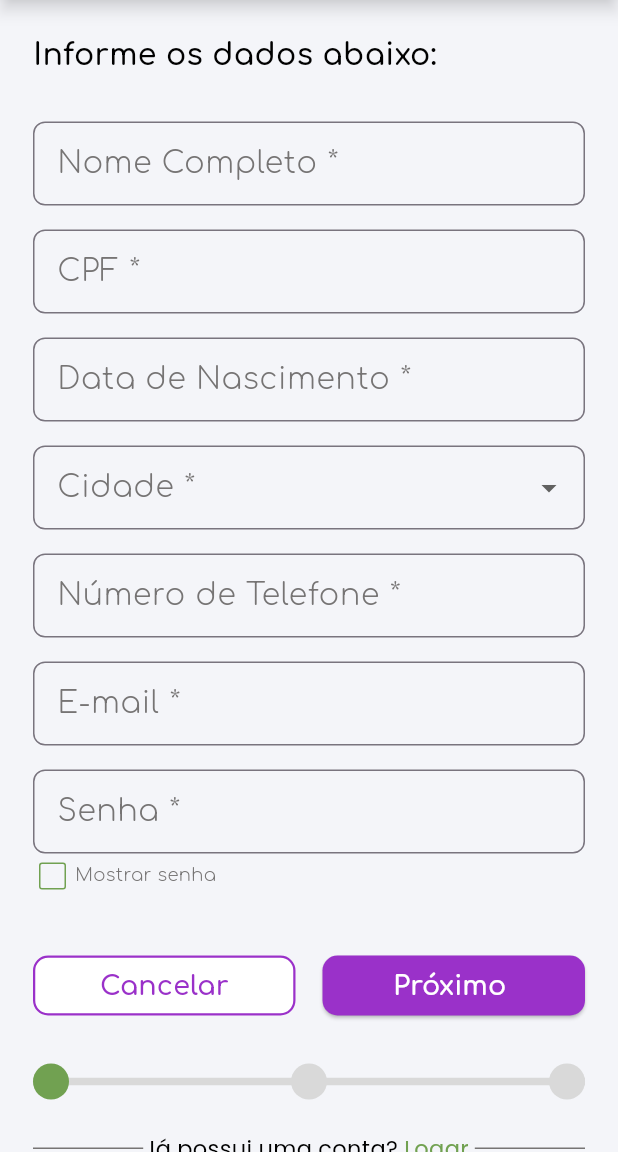
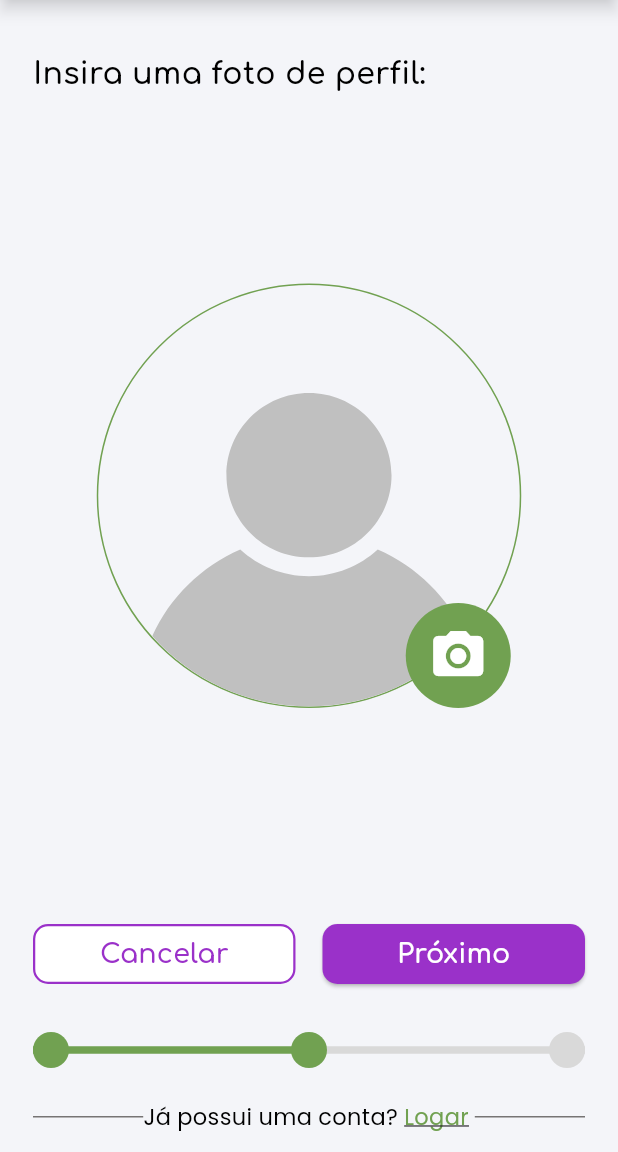
Before and after one commit to adr0ude/Ibie, a Flutter app: the screen it shows after launch, on a phone screen of 412 x 824 dp, the part 84-1236 px from its top. Run offline on Flutter 3.47's test engine with Material 3 defaults, Android fonts, the light colour scheme and no system bars; our stand-ins replace flutter_svg.

Commit message:
Atualização de Widgets e Cadastro

```diff
--- a/lib/main.dart
+++ b/lib/main.dart
@@ -1,5 +1,5 @@
 import 'package:flutter/material.dart';
-import 'package:projetoteste/pages/cadastroContas.dart';
+import 'package:projetoteste/pages/cadastrarFoto.dart';
 
 void main() {
   runApp(const MyApp());
@@ -12,7 +12,7 @@ class MyApp extends StatelessWidget {
   Widget build(BuildContext context) {
     return MaterialApp(
       debugShowCheckedModeBanner: false,
-      home: CadastroContaCliente(),
+      home: CadastrarFoto(),
     );
   }
 }
--- /dev/null
+++ b/lib/pages/cadastrarFoto.dart
@@ -0,0 +1,146 @@
+import 'package:flutter/material.dart';
+import 'package:flutter_svg/flutter_svg.dart';
+import 'package:projetoteste/widgets/barraApp.dart';
+import 'package:projetoteste/widgets/botaoBranco.dart';
+import 'package:projetoteste/widgets/botaoRoxo.dart';
+import 'package:projetoteste/widgets/loginPrompt.dart';
+
+class CadastrarFoto extends StatefulWidget {
+  const CadastrarFoto({super.key});
+
+  @override
+  State<CadastrarFoto> createState() => _CadastrarFotoState();
+}
+
+class _CadastrarFotoState extends State<CadastrarFoto> {
+  @override
+  Widget build(BuildContext context) {
+    return Scaffold(
+      backgroundColor: Color(0xFFF4F5F9),
+      appBar: const CustomAppBar(title: 'Cadastro de Conta'),
+
+      body: Padding(
+        padding: EdgeInsets.symmetric(horizontal: 22),
+        child: Column(
+          crossAxisAlignment: CrossAxisAlignment.start,
+          children: [
+            SizedBox(height: 35),
+            Text(
+              'Insira uma foto de perfil:',
+              style: TextStyle(
+                fontFamily: 'Comfortaa',
+                fontSize: 20,
+                fontWeight: FontWeight.w600,
+                color: Colors.black,
+              ),
+            ),
+
+            SizedBox(height: 125),
+            Center(
+              child: Stack(
+                alignment: Alignment.bottomRight,
+                children: [
+                  Container(
+                    width: 283,
+                    height: 283,
+                    alignment: Alignment.bottomCenter,
+                    decoration: BoxDecoration(
+                      shape: BoxShape.circle,
+                      border: Border.all(color: Color(0xFF71A151)),
+                    ),
+                    child: SvgPicture.asset(
+                      'assets/perfil.svg',
+                      fit: BoxFit.cover,
+                    ),
+                  ),
+                  Positioned(
+                    right: 7,
+                    child: GestureDetector(
+                      onTap: () {},
+                      child: Container(
+                        width: 70,
+                        height: 70,
+                        decoration: const BoxDecoration(
+                          shape: BoxShape.circle,
+                          color: Color(0xFF71A151),
+                        ),
+                        padding: const EdgeInsets.all(8),
+                        child: const Icon(
+                          Icons.camera_alt,
+                          color: Colors.white,
+                          size: 40,
+                        ),
+                      ),
+                    ),
+                  ),
+                ],
+              ),
+            ),
+
+            SizedBox(height: 140),
+            Row(
+              mainAxisAlignment: MainAxisAlignment.spaceBetween,
+              children: [
+                CustomWhiteButton(label: 'Cancelar', onPressed: () {}),
+                CustomPurpleButton(label: 'Próximo', onPressed: () {}),
+              ],
+            ),
+
+            SizedBox(height: 28),
+            Stack(
+              alignment: Alignment.centerLeft,
+              children: [
+                Positioned.fill(
+                  child: Center(
+                    child: SizedBox(
+                      height: 5,
+                      width: double.infinity,
+                      child: Row(
+                        children: [
+                          Expanded(child: Container(color: Color(0xFF71A151))),
+                          Expanded(child: Container(color: Color(0xFFD9D9D9))),
+                        ],
+                      ),
+                    ),
+                  ),
+                ),
+                Row(
+                  mainAxisAlignment: MainAxisAlignment.spaceBetween,
+                  children: [
+                    Container(
+                      width: 24,
+                      height: 24,
+                      decoration: const BoxDecoration(
+                        shape: BoxShape.circle,
+                        color: Color(0xFF71A151),
+                      ),
+                    ),
+                    Container(
+                      width: 24,
+                      height: 24,
+                      decoration: BoxDecoration(
+                        shape: BoxShape.circle,
+                        color: Color(0xFF71A151),
+                      ),
+                    ),
+                    Container(
+                      width: 24,
+                      height: 24,
+                      decoration: BoxDecoration(
+                        shape: BoxShape.circle,
+                        color: Color(0xFFD9D9D9),
+                      ),
+                    ),
+                  ],
+                ),
+              ],
+            ),
+
+            SizedBox(height: 18),
+            LoginPrompt(onLoginTap: () {}),
+          ],
+        ),
+      ),
+    );
+  }
+}
--- a/lib/pages/cadastroContas.dart
+++ b/lib/pages/cadastroConta.dart
@@ -1,4 +1,5 @@
 import 'package:flutter/material.dart';
+import 'package:projetoteste/widgets/loginPrompt.dart';
 
 class CadastroContaCliente extends StatefulWidget {
   const CadastroContaCliente({super.key});
@@ -42,7 +43,7 @@ class _CadastroContaClienteState extends State<CadastroContaCliente> {
         centerTitle: true,
       ),
 
-      body: SingleChildScrollView(
+      body: Padding(
         padding: EdgeInsets.all(22),
         child: Form(
           key: _formKey,
@@ -214,49 +215,11 @@ class _CadastroContaClienteState extends State<CadastroContaCliente> {
                   ),
                 ],
               ),
+
               SizedBox(height: 18),
-              Padding(
-                padding: const EdgeInsets.symmetric(horizontal: 0),
-                child: Row(
-                  children: [
-                    Expanded(
-                      child: Divider(color: Color(0xFF767474), thickness: 1),
-                    ),
-                    Text(
-                      'Já possui uma conta?',
-                      style: TextStyle(
-                        fontFamily: 'Poppins',
-                        fontSize: 15,
-                        fontWeight: FontWeight.w400,
-                        color: Color.fromARGB(255, 0, 0, 0),
-                        wordSpacing: -0.3,
-                      ),
-                    ),
-                    Material(
-                      color: Colors.transparent,
-                      child: InkWell(
-                        onTap: () {},
-                        child: Padding(
-                          padding: EdgeInsetsGeometry.all(4),
-                          child: Text(
-                            'Logar',
-                            style: TextStyle(
-                              fontFamily: 'Poppins',
-                              fontSize: 15,
-                              fontWeight: FontWeight.w400,
-                              color: Color(0xFF71A151),
-                              decoration: TextDecoration.underline,
-                            ),
-                          ),
-                        ),
-                      ),
-                    ),
-                    Expanded(
-                      child: Divider(color: Color(0xFF767474), thickness: 1),
-                    ),
-                  ],
+              LoginPrompt(
+                onLoginTap: (){}
                 ),
-              ),
             ],
           ),
         ),
--- a/lib/pages/entrarConta.dart
+++ b/lib/pages/entrarConta.dart
@@ -30,6 +30,7 @@ class _LoginContaState extends State<LoginConta> {
         leading: IconButton(icon: Icon(Icons.arrow_back), onPressed: () {}),
         centerTitle: true,
       ),
+
       body: SingleChildScrollView(
         padding: EdgeInsets.symmetric(horizontal: 20),
         child:Column(
--- /dev/null
+++ b/lib/widgets/barraApp.dart
@@ -0,0 +1,37 @@
+import 'package:flutter/material.dart';
+
+class CustomAppBar extends StatelessWidget implements PreferredSizeWidget {
+  final String title;
+  final VoidCallback? onBack;
+
+  const CustomAppBar({
+    super.key,
+    required this.title,
+    this.onBack,
+  });
+
+  @override
+  Widget build(BuildContext context) {
+    return AppBar(
+      title: Text(
+        title,
+        style: const TextStyle(
+          fontFamily: 'Comfortaa',
+          fontSize: 20,
+          fontWeight: FontWeight.w600,
+          color: Colors.black,
+        ),
+      ),
+      elevation: 4.0,
+      shadowColor: const Color.fromARGB(150, 0, 0, 0),
+      leading: IconButton(
+        icon: const Icon(Icons.arrow_back),
+        onPressed: onBack ?? () => Navigator.of(context).pop(),
+      ),
+      centerTitle: true,
+    );
+  }
+
+  @override
+  Size get preferredSize => const Size.fromHeight(kToolbarHeight);
+}
--- /dev/null
+++ b/lib/widgets/botaoBranco.dart
@@ -0,0 +1,37 @@
+import 'package:flutter/material.dart';
+
+class CustomWhiteButton extends StatelessWidget {
+  final String label;
+  final VoidCallback onPressed;
+  final Size? minimumSize;
+
+  const CustomWhiteButton({super.key,
+  required this.label,
+  required this.onPressed,
+  this.minimumSize,});
+
+  @override
+  Widget build(BuildContext context) {
+    return OutlinedButton(
+                    style: OutlinedButton.styleFrom(
+                      backgroundColor: Colors.white,
+                      foregroundColor: Color(0xFF9A31C9),
+                      side: BorderSide(color: Color(0xFF9A31C9), width: 1.5),
+                      minimumSize: minimumSize ?? const Size(175, 40),
+                      shape: RoundedRectangleBorder(
+                        borderRadius: BorderRadiusGeometry.circular(10),
+                      ),
+                    ),
+                    onPressed: onPressed,
+                    child: Text(
+                      label,
+                      style: TextStyle(
+                        fontFamily: 'Comfortaa',
+                        fontSize: 18,
+                        fontWeight: FontWeight.w600,
+                        color: Color(0xFF9A31C9),
+                      ),
+                    ),
+    );
+  }
+}
--- /dev/null
+++ b/lib/widgets/botaoRoxo.dart
@@ -0,0 +1,36 @@
+import 'package:flutter/material.dart';
+
+class CustomPurpleButton extends StatelessWidget {
+  final String label;
+  final VoidCallback onPressed;
+
+  const CustomPurpleButton({
+    super.key,
+    required this.label,
+    required this.onPressed,
+  });
+
+  @override
+  Widget build(BuildContext context) {
+    return ElevatedButton(
+      style: ElevatedButton.styleFrom(
+        backgroundColor: const Color(0xFF9A31C9),
+        foregroundColor: const Color(0xFF9A31C9),
+        minimumSize: const Size(175, 40),
+        shape: RoundedRectangleBorder(
+          borderRadius: BorderRadius.circular(10),
+        ),
+      ),
+      onPressed: onPressed,
+      child: Text(
+        label,
+        style: const TextStyle(
+          fontFamily: 'Comfortaa',
+          fontSize: 18,
+          fontWeight: FontWeight.w600,
+          color: Colors.white,
+        ),
+      ),
+    );
+  }
+}
--- /dev/null
+++ b/lib/widgets/loginPrompt.dart
@@ -0,0 +1,49 @@
+import 'package:flutter/material.dart';
+
+class LoginPrompt extends StatelessWidget {
+  final VoidCallback onLoginTap;
+
+  const LoginPrompt({super.key, required this.onLoginTap});
+
+  @override
+  Widget build(BuildContext context) {
+    return Padding(
+      padding: const EdgeInsets.symmetric(horizontal: 0),
+      child: Row(
+        children: [
+          Expanded(child: Divider(color: Color(0xFF767474), thickness: 1)),
+          Text(
+            'Já possui uma conta?',
+            style: TextStyle(
+              fontFamily: 'Poppins',
+              fontSize: 15,
+              fontWeight: FontWeight.w400,
+              color: Color.fromARGB(255, 0, 0, 0),
+              wordSpacing: -0.3,
+            ),
+          ),
+          Material(
+            color: Colors.transparent,
+            child: InkWell(
+              onTap: onLoginTap,
+              child: Padding(
+                padding: EdgeInsetsGeometry.all(4),
+                child: Text(
+                  'Logar',
+                  style: TextStyle(
+                    fontFamily: 'Poppins',
+                    fontSize: 15,
+                    fontWeight: FontWeight.w400,
+                    color: Color(0xFF71A151),
+                    decoration: TextDecoration.underline,
+                  ),
+                ),
+              ),
+            ),
+          ),
+          Expanded(child: Divider(color: Color(0xFF767474), thickness: 1)),
+        ],
+      ),
+    );
+  }
+}
```
Also changed, not shown: assets/perfil.svg (added).
